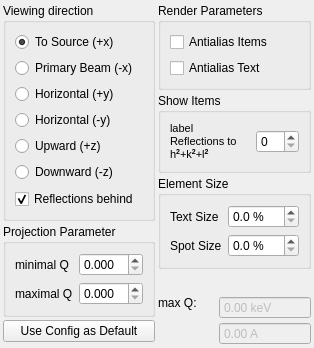
Before: the Qt Designer form ui/stereocfg.ui in jonasstein/clip, drawn with Qt 5.
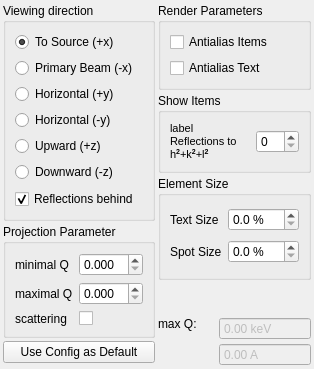
After: the same form once the commit is applied. Icons and pictures are not drawn.

Commit message: Scattering Orders done StereoProjector with only scattering Reflections

What changed in the file:
```diff
--- a/ui/stereocfg.ui
+++ b/ui/stereocfg.ui
@@ -308,6 +308,23 @@
         </property>
        </widget>
       </item>
+      <item row="2" column="1">
+       <widget class="QCheckBox" name="onlyScattering">
+        <property name="text">
+         <string/>
+        </property>
+       </widget>
+      </item>
+      <item row="2" column="0">
+       <widget class="QLabel" name="label_7">
+        <property name="text">
+         <string>scattering</string>
+        </property>
+        <property name="buddy">
+         <cstring>detMaxQ</cstring>
+        </property>
+       </widget>
+      </item>
      </layout>
     </widget>
    </item>
```
The commit also changes 15 other files.
